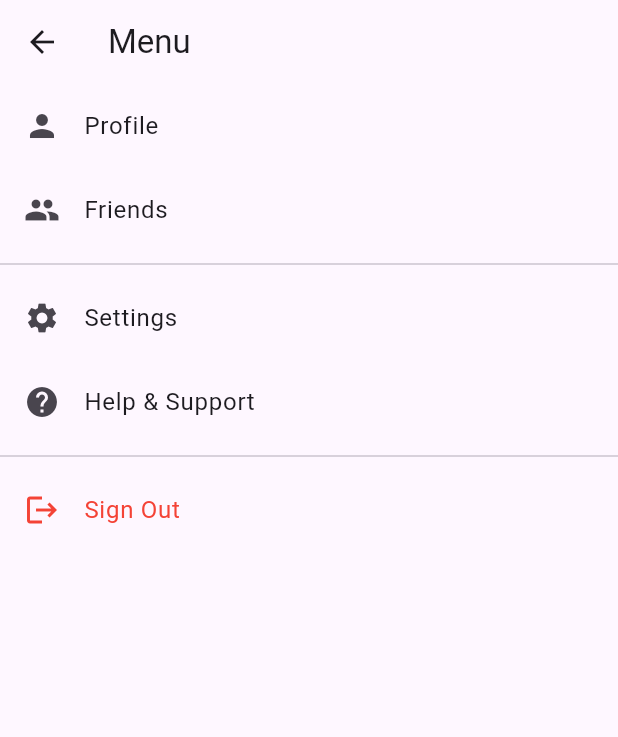
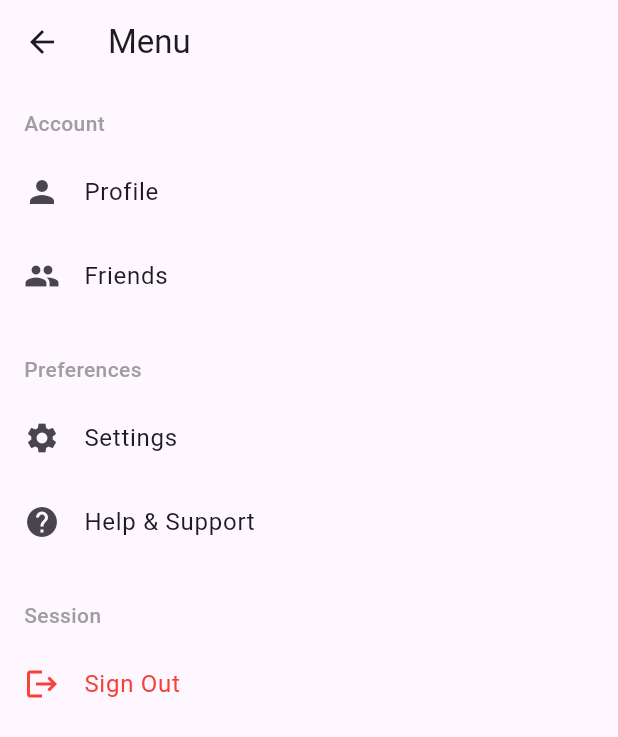
Before and after one commit to hercobezuidenhout/doinfine, a Flutter app: the MenuScreen screen opened directly, on a phone screen of 412 x 824 dp. Shown: the top 737 px of the screen. Run offline on Flutter 3.47's test engine with Material 3 defaults, Android fonts, the phone set to English and light mode, and no system bars; our stand-ins replace cloud_firestore, firebase_auth, firebase_core, flutter_dotenv; accounts and stored records are empty.

Commit message:
style: update menu screen with section headings

```diff
--- a/lib/features/menu/presentation/screens/menu_screen.dart
+++ b/lib/features/menu/presentation/screens/menu_screen.dart
@@ -15,6 +15,17 @@ class MenuScreen extends StatelessWidget {
       ),
       body: ListView(
         children: [
+          const Padding(
+            padding: EdgeInsets.fromLTRB(16, 16, 16, 8),
+            child: Text(
+              'Account',
+              style: TextStyle(
+                fontSize: 14,
+                fontWeight: FontWeight.w500,
+                color: Colors.grey,
+              ),
+            ),
+          ),
           ListTile(
             leading: const Icon(Icons.person),
             title: const Text('Profile'),
@@ -39,7 +50,17 @@ class MenuScreen extends StatelessWidget {
               );
             },
           ),
-          const Divider(),
+          const Padding(
+            padding: EdgeInsets.fromLTRB(16, 24, 16, 8),
+            child: Text(
+              'Preferences',
+              style: TextStyle(
+                fontSize: 14,
+                fontWeight: FontWeight.w500,
+                color: Colors.grey,
+              ),
+            ),
+          ),
           ListTile(
             leading: const Icon(Icons.settings),
             title: const Text('Settings'),
@@ -54,7 +75,17 @@ class MenuScreen extends StatelessWidget {
               // TODO: Navigate to help screen
             },
           ),
-          const Divider(),
+          const Padding(
+            padding: EdgeInsets.fromLTRB(16, 24, 16, 8),
+            child: Text(
+              'Session',
+              style: TextStyle(
+                fontSize: 14,
+                fontWeight: FontWeight.w500,
+                color: Colors.grey,
+              ),
+            ),
+          ),
           ListTile(
             leading: const Icon(Icons.logout, color: Colors.red),
             title: const Text('Sign Out', style: TextStyle(color: Colors.red)),
```
